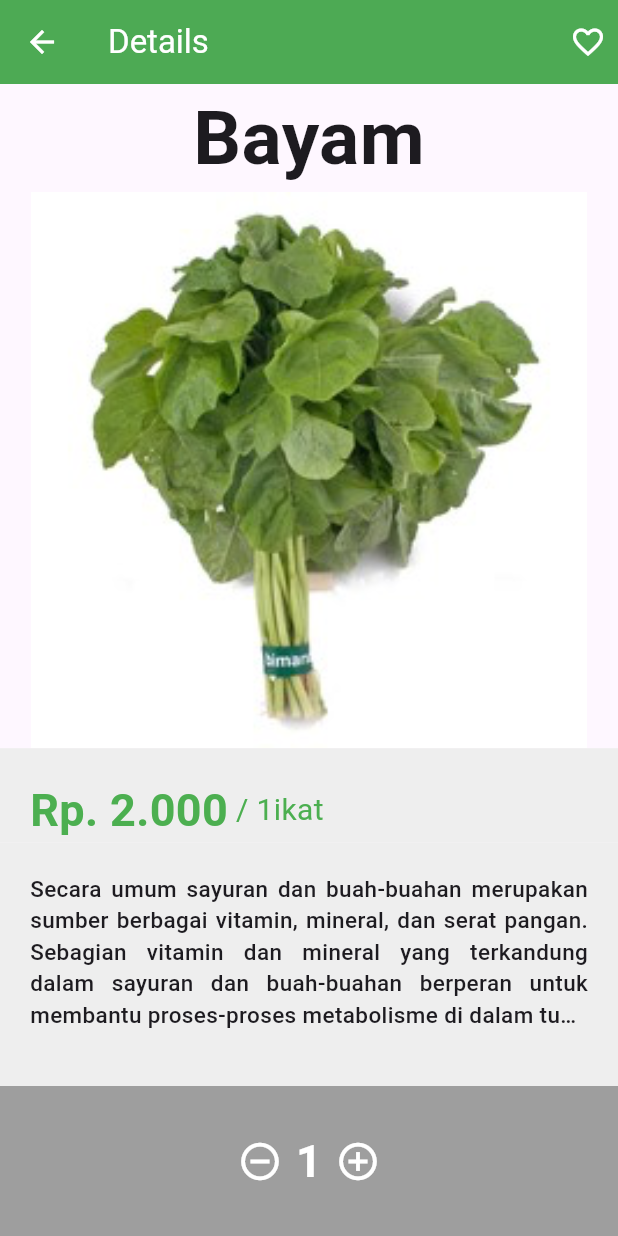
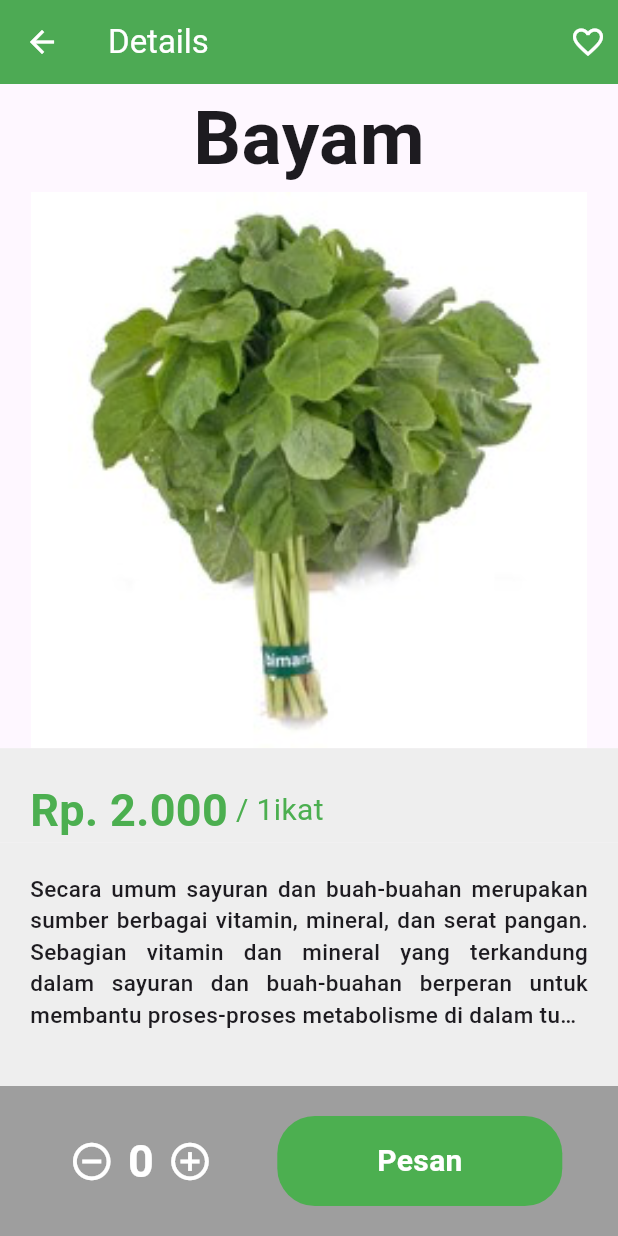
Before and after one commit to Arieffirms/growcery-app, a Flutter app: the ProductDetail screen opened directly with sample values from the repository, after a tap on the "remove circle outline" icon, on a phone screen of 412 x 824 dp. Run offline on Flutter 3.47's test engine with Material 3 defaults, Android fonts, the light colour scheme and no system bars.

Commit message:
Finish To Project

```diff
--- a/lib/product__detail.dart
+++ b/lib/product__detail.dart
@@ -1,9 +1,29 @@
 import 'package:flutter/material.dart';
 import 'package:growcery_app/data.dart';
 
-class ProductDetail extends StatelessWidget {
+class ProductDetail extends StatefulWidget {
   const ProductDetail({super.key, required this.product});
   final Product product;
+
+  @override
+  State<ProductDetail> createState() => _ProductDetailState();
+}
+
+class _ProductDetailState extends State<ProductDetail> {
+  int count = 1;
+
+  void addCount() {
+    count = count + 1;
+    setState(() {});
+  }
+
+  void removeCount() {
+    if (count != 0) {
+      count = count - 1;
+    }
+    ;
+    setState(() {});
+  }
 
   @override
   Widget build(BuildContext context) {
@@ -40,17 +60,18 @@ class ProductDetail extends StatelessWidget {
         crossAxisAlignment: CrossAxisAlignment.center,
         children: [
           Text(
-            product.name,
+            widget.product.name,
             style: TextStyle(fontWeight: FontWeight.w700, fontSize: 50),
           ),
           Center(
             child: Hero(
-              tag: product.image,
+              tag: widget.product.image,
               child: Container(
                 height: MediaQuery.of(context).size.height * 0.45,
                 decoration: BoxDecoration(
                     image: DecorationImage(
-                        image: AssetImage(product.image), fit: BoxFit.contain)),
+                        image: AssetImage(widget.product.image),
+                        fit: BoxFit.contain)),
               ),
             ),
           ),
@@ -60,14 +81,14 @@ class ProductDetail extends StatelessWidget {
             child: Row(
               children: [
                 Text(
-                  "Rp. ${product.price}",
+                  "Rp. ${widget.product.price}",
                   style: TextStyle(
                       fontSize: 30,
                       fontWeight: FontWeight.w700,
                       color: Colors.green),
                 ),
                 Text(
-                  " / ${product.quantity}",
+                  " / ${widget.product.quantity}",
                   style: TextStyle(
                       fontSize: 20,
                       fontWeight: FontWeight.w400,
@@ -81,7 +102,7 @@ class ProductDetail extends StatelessWidget {
               color: Colors.grey[200],
               padding: EdgeInsets.all(20),
               child: Text(
-                product.description,
+                widget.product.description,
                 style: TextStyle(
                   fontSize: 15,
                   fontWeight: FontWeight.w500,
@@ -105,7 +126,7 @@ class ProductDetail extends StatelessWidget {
                     mainAxisAlignment: MainAxisAlignment.spaceBetween,
                     children: [
                       IconButton(
-                        onPressed: () {},
+                        onPressed: removeCount,
                         icon: Icon(
                           Icons.remove_circle_outline,
                           color: Colors.white,
@@ -113,14 +134,14 @@ class ProductDetail extends StatelessWidget {
                         ),
                       ),
                       Text(
-                        "1",
-                        style: TextStyle(
+                        count.toString(),
+                        style: const TextStyle(
                             color: Colors.white,
                             fontSize: 30,
                             fontWeight: FontWeight.w700),
                       ),
                       IconButton(
-                        onPressed: () {},
+                        onPressed: addCount,
                         icon: Icon(
                           Icons.add_circle_outline,
                           color: Colors.white,
@@ -128,6 +149,26 @@ class ProductDetail extends StatelessWidget {
                         ),
                       ),
                     ],
+                  ),
+                ),
+                Center(
+                  child: Container(
+                    width: 190,
+                    height: 60,
+                    decoration: BoxDecoration(
+                        borderRadius: BorderRadius.all(
+                          Radius.circular(25),
+                        ),
+                        color: Colors.green),
+                    child: Center(
+                      child: Text(
+                        "Pesan",
+                        style: TextStyle(
+                            color: Colors.white,
+                            fontSize: 20,
+                            fontWeight: FontWeight.w700),
+                      ),
+                    ),
                   ),
                 )
               ],
```
